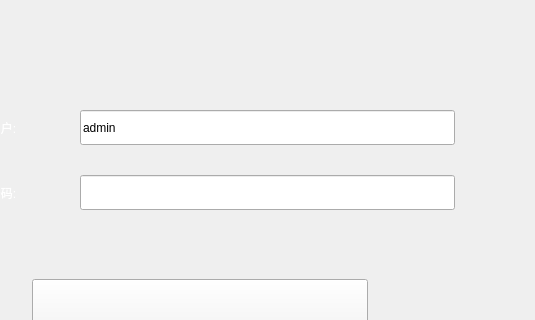
First picture: the form in Qt/ERP/login.ui, repository superp2017/NTERP, before the edit; both pictures show x 240 to 775 and y 139 to 459 of the 880 by 692 pixel window.
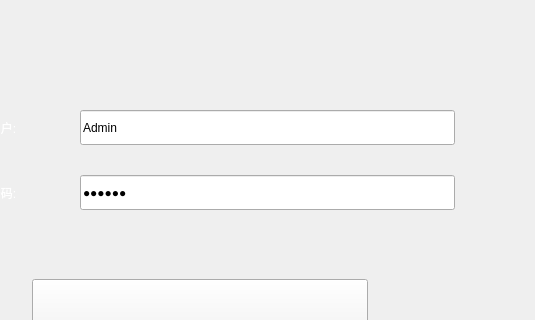
Second picture: the form after the edit. Icons and pictures are not drawn.

The edit to the form file:
```diff
--- a/Qt/ERP/login.ui
+++ b/Qt/ERP/login.ui
@@ -85,7 +85,7 @@
            <string notr="true">font: 75 12pt &quot;微软雅黑&quot;;</string>
           </property>
           <property name="text">
-           <string>admin</string>
+           <string>Admin</string>
           </property>
          </widget>
         </item>
@@ -128,6 +128,9 @@
           <property name="styleSheet">
            <string notr="true">font: 12pt &quot;AcadEref&quot;;</string>
           </property>
+          <property name="text">
+           <string>888888</string>
+          </property>
           <property name="echoMode">
            <enum>QLineEdit::Password</enum>
           </property>
```
